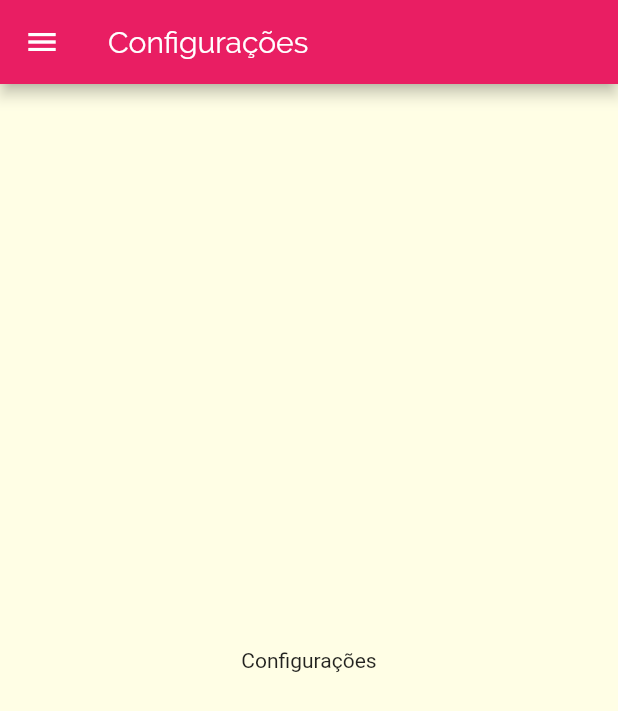
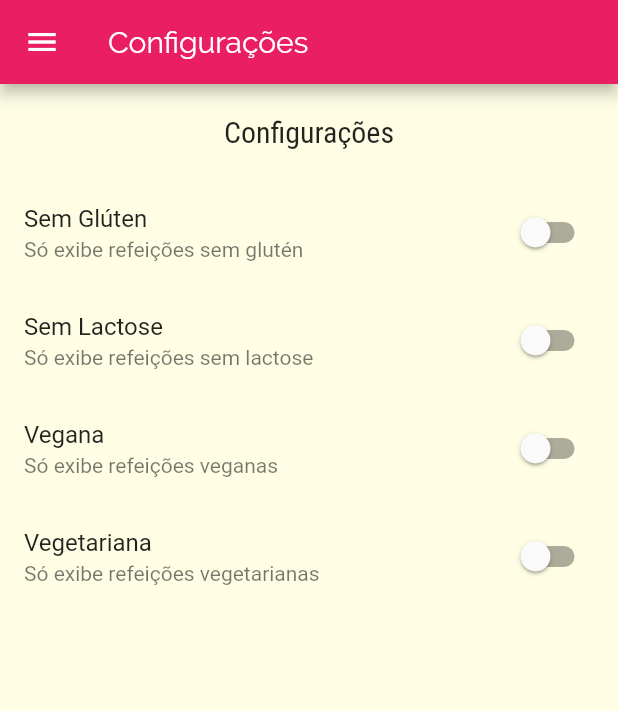
Before and after one commit to ramonmpacheco/youchef, a Flutter app: the SettingsScreen screen opened by its route, on a phone screen of 412 x 824 dp. Shown: the top 711 px of the screen. Run offline on Flutter 3.47's test engine with Material 2 defaults, Android fonts, the phone set to English and light mode, and no system bars.

Commit message:
add: meal config filters

```diff
--- a/lib/components/settings_screen.dart
+++ b/lib/components/settings_screen.dart
@@ -1,7 +1,29 @@
 import 'package:flutter/material.dart';
 import 'package:youchef/components/main_drawer.dart';
+import 'package:youchef/models/settings.dart';
 
-class SettingsScreen extends StatelessWidget {
+class SettingsScreen extends StatefulWidget {
+  @override
+  _SettingsScreenState createState() => _SettingsScreenState();
+}
+
+class _SettingsScreenState extends State<SettingsScreen> {
+  var settings = Settings();
+
+  Widget _createSwitch(
+    String title,
+    String subtitle,
+    bool value,
+    Function onChanged,
+  ) {
+    return SwitchListTile(
+      title: Text(title),
+      subtitle: Text(subtitle),
+      value: value,
+      onChanged: onChanged,
+    );
+  }
+
   @override
   Widget build(BuildContext context) {
     return Scaffold(
@@ -9,8 +31,45 @@ class SettingsScreen extends StatelessWidget {
         title: Text('Configurações'),
       ),
       drawer: MainDrawer(),
-      body: Center(
-        child: Text('Configurações'),
+      body: Column(
+        children: [
+          Container(
+            padding: EdgeInsets.all(20),
+            child: Text(
+              'Configurações',
+              style: Theme.of(context).textTheme.headline6,
+            ),
+          ),
+          Expanded(
+              child: ListView(
+            children: [
+              _createSwitch(
+                'Sem Glúten',
+                'Só exibe refeições sem glutén',
+                settings.isGlutenFree,
+                (value) => setState(() => settings.isGlutenFree = value),
+              ),
+              _createSwitch(
+                'Sem Lactose',
+                'Só exibe refeições sem lactose',
+                settings.isLactoseFree,
+                (value) => setState(() => settings.isLactoseFree = value),
+              ),
+              _createSwitch(
+                'Vegana',
+                'Só exibe refeições veganas',
+                settings.isVegan,
+                (value) => setState(() => settings.isVegan = value),
+              ),
+              _createSwitch(
+                'Vegetariana',
+                'Só exibe refeições vegetarianas',
+                settings.isVegetarian,
+                (value) => setState(() => settings.isVegetarian = value),
+              ),
+            ],
+          ))
+        ],
       ),
     );
   }
--- /dev/null
+++ b/lib/models/settings.dart
@@ -0,0 +1,13 @@
+class Settings {
+  bool isGlutenFree;
+  bool isLactoseFree;
+  bool isVegan;
+  bool isVegetarian;
+
+  Settings({
+    this.isGlutenFree = false,
+    this.isLactoseFree = false,
+    this.isVegan = false,
+    this.isVegetarian = false,
+  });
+}
```
